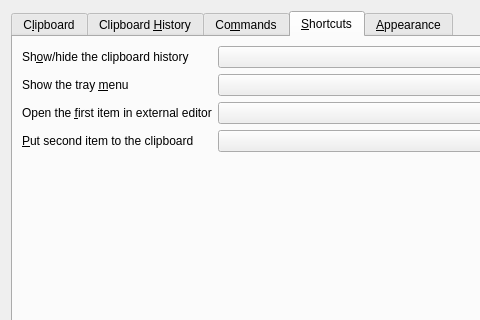
Old version of the form src/configurationmanager.ui in the repository hluk/CopyQ; both pictures show x 0 to 480 and y 0 to 320 of the 661 by 434 pixel window.
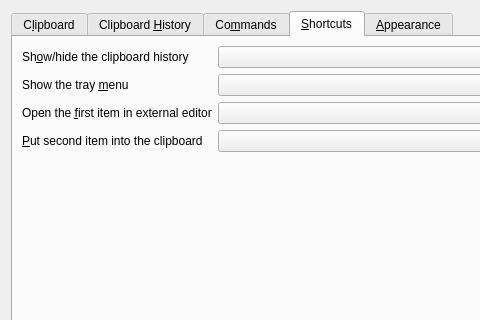
New version of the form. The open tabs and pages were chosen to show the change. Icons and pictures are not drawn. Custom widgets are drawn as their Qt base class.

Commit message: Bugs in searching; disable scrollbars in items; label texts

Patch:
```diff
--- a/src/configurationmanager.ui
+++ b/src/configurationmanager.ui
@@ -528,7 +528,7 @@
              <item row="3" column="0">
               <widget class="QLabel" name="label_17">
                <property name="text">
-                <string>&amp;Put second item to the clipboard</string>
+                <string>&amp;Put second item into the clipboard</string>
                </property>
                <property name="buddy">
                 <cstring>pushButton_4</cstring>
```
The commit also changes 4 other files.
